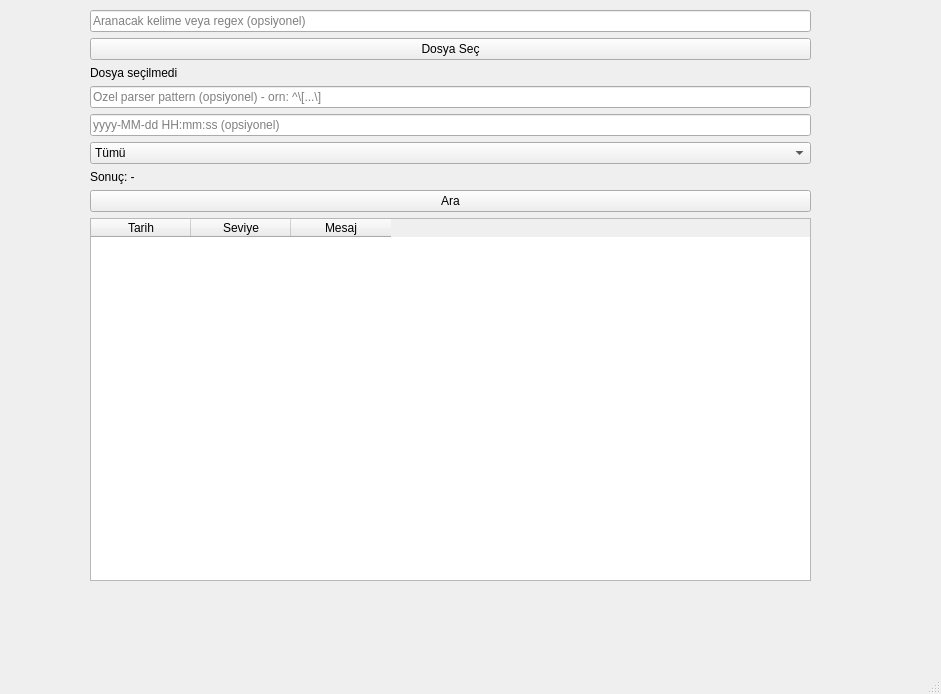
Above: src/ui/mainwindow.ui from enestkt/log-analyzer before the change. Below: the same form after it.
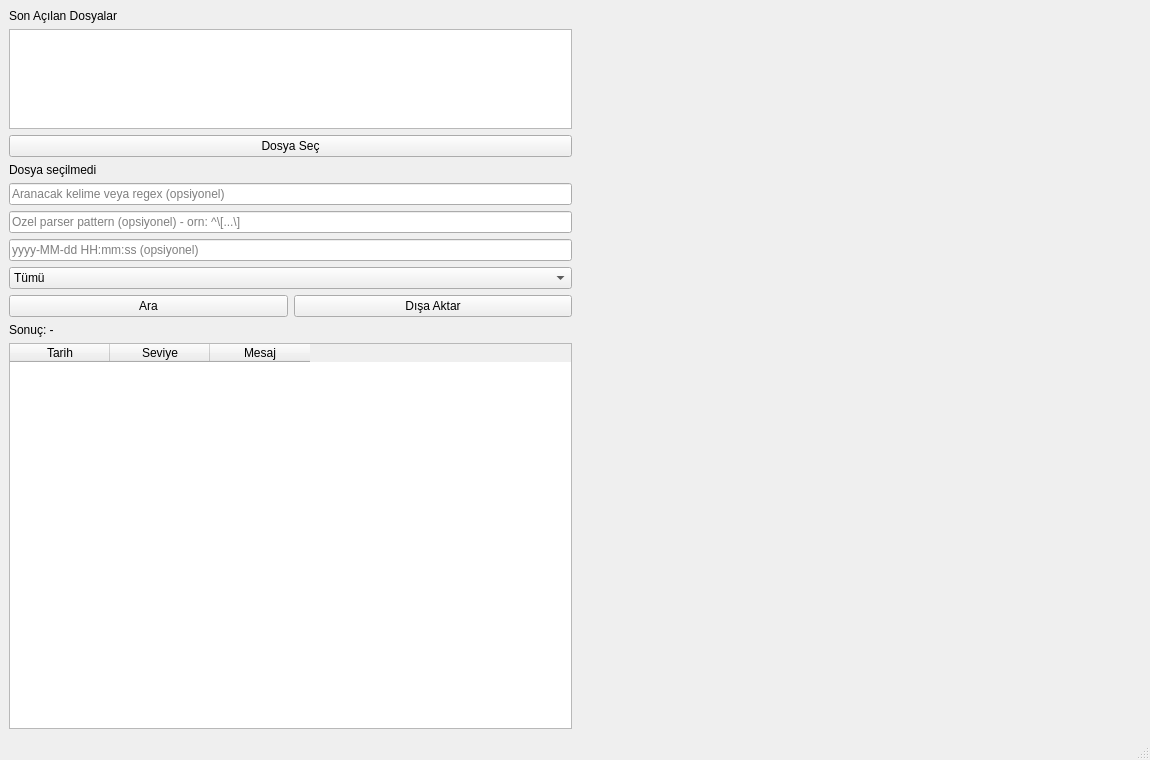
That is the form after the change.

Commit message: GUI'ye grafik, son acilan dosyalar ve disa aktarma ekle

Diff of the .ui file:
```diff
--- a/src/ui/mainwindow.ui
+++ b/src/ui/mainwindow.ui
@@ -6,31 +6,31 @@
    <rect>
     <x>0</x>
     <y>0</y>
-    <width>941</width>
-    <height>694</height>
+    <width>1150</width>
+    <height>760</height>
    </rect>
   </property>
   <property name="windowTitle">
    <string>MainWindow</string>
   </property>
   <widget class="QWidget" name="centralwidget">
-   <widget class="QWidget" name="">
-    <property name="geometry">
-     <rect>
-      <x>90</x>
-      <y>10</y>
-      <width>721</width>
-      <height>571</height>
-     </rect>
-    </property>
-    <layout class="QVBoxLayout" name="verticalLayout">
+   <layout class="QHBoxLayout" name="mainHorizontalLayout">
      <item>
-      <widget class="QLineEdit" name="searchLineEdit">
+     <layout class="QVBoxLayout" name="leftVerticalLayout">
+      <item>
+       <widget class="QLabel" name="recentFilesTitleLabel">
        <property name="text">
-        <string/>
-       </property>
-       <property name="placeholderText">
-        <string>Aranacak kelime veya regex (opsiyonel)</string>
+         <string>Son Açılan Dosyalar</string>
+        </property>
+       </widget>
+      </item>
+      <item>
+       <widget class="QListWidget" name="recentFilesListWidget">
+        <property name="maximumSize">
+         <size>
+          <width>16777215</width>
+          <height>100</height>
+         </size>
        </property>
       </widget>
      </item>
@@ -48,6 +48,13 @@
        </property>
       </widget>
      </item>
+      <item>
+       <widget class="QLineEdit" name="searchLineEdit">
+        <property name="placeholderText">
+         <string>Aranacak kelime veya regex (opsiyonel)</string>
+        </property>
+       </widget>
+      </item>
      <item>
       <widget class="QLineEdit" name="patternLineEdit">
        <property name="placeholderText">
@@ -57,9 +64,6 @@
      </item>
      <item>
       <widget class="QLineEdit" name="timestampFormatLineEdit">
-       <property name="text">
-        <string/>
-       </property>
        <property name="placeholderText">
         <string>yyyy-MM-dd HH:mm:ss (opsiyonel)</string>
        </property>
@@ -105,12 +109,7 @@
       </widget>
      </item>
      <item>
-      <widget class="QLabel" name="resultCountLabel">
-       <property name="text">
-        <string>Sonuç: -</string>
-       </property>
-      </widget>
-     </item>
+       <layout class="QHBoxLayout" name="buttonRowLayout">
      <item>
       <widget class="QPushButton" name="searchButton">
        <property name="text">
@@ -119,6 +118,22 @@
       </widget>
      </item>
      <item>
+         <widget class="QPushButton" name="exportButton">
+          <property name="text">
+           <string>Dışa Aktar</string>
+          </property>
+         </widget>
+        </item>
+       </layout>
+      </item>
+      <item>
+       <widget class="QLabel" name="resultCountLabel">
+        <property name="text">
+         <string>Sonuç: -</string>
+        </property>
+       </widget>
+      </item>
+      <item>
       <widget class="QTableWidget" name="resultTableWidget">
        <column>
         <property name="text">
@@ -138,7 +153,24 @@
       </widget>
      </item>
     </layout>
-   </widget>
+    </item>
+    <item>
+     <widget class="QWidget" name="chartContainer" native="true">
+      <property name="sizePolicy">
+       <sizepolicy hsizetype="Expanding" vsizetype="Expanding">
+        <horstretch>0</horstretch>
+        <verstretch>0</verstretch>
+       </sizepolicy>
+      </property>
+      <property name="minimumSize">
+       <size>
+        <width>500</width>
+        <height>0</height>
+       </size>
+      </property>
+     </widget>
+    </item>
+   </layout>
   </widget>
   <widget class="QMenuBar" name="menubar">
    <property name="geometry">
```
Left out of the diff: 4 changed lines with no effect on the pictures. Lines whose indentation alone changed are shown as unchanged. The commit also changes 6 other files.
